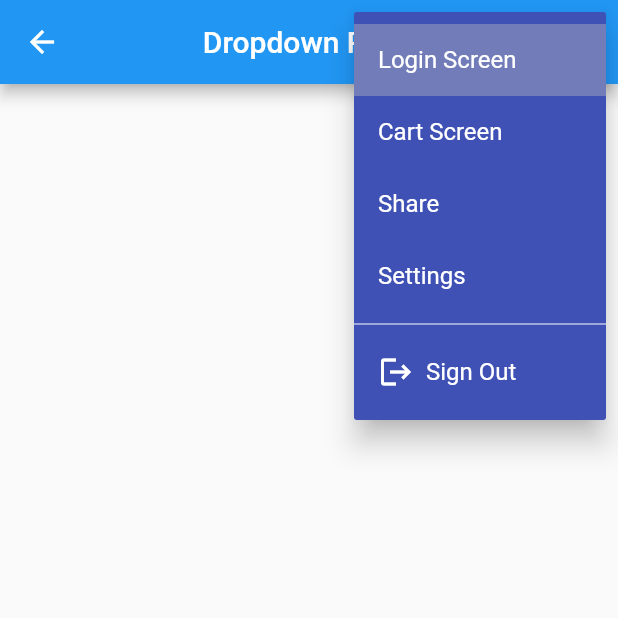
After one commit to alyssaharvey3/flutter-ui-templates-design, a Flutter app: the DropDown screen opened directly, after a tap on the "more vert" icon, on a phone screen of 412 x 824 dp, the top half of it. The commit adds this screen. Run offline on Flutter 3.47's test engine with Material 2 defaults, Android fonts, the phone set to English and light mode, and no system bars; our stand-ins replace flutter_spinkit, font_awesome_flutter, getwidget, lottie, salomon_bottom_bar.

Commit message:
#22 Fixed Dropdown Menu

```diff
--- a/lib/dashboard.dart
+++ b/lib/dashboard.dart
@@ -2,6 +2,7 @@ import 'package:flutter/material.dart';
 import 'package:templates/packages/bottom_navigation_bar/bottom_navigation_bar.dart';
 import 'package:templates/packages/cart_screen/cart_screen.dart';
 import 'package:templates/packages/drawer/drawer.dart';
+import 'package:templates/packages/dropdown/dropdown.dart';
 
 class MyHomePage extends StatefulWidget {
   const MyHomePage({Key? key, required this.title}) : super(key: key);
@@ -33,7 +34,11 @@ class _MyHomePageState extends State<MyHomePage> {
                 ElevatedButton(onPressed: (){Navigator.push(
                   context,
                   MaterialPageRoute(builder: (context) => const BottomNavigationBarUI()),
-                );}, child: Text('Bottom Navigation Bar'))
+                );}, child: Text('Bottom Navigation Bar')),
+                ElevatedButton(onPressed: (){Navigator.push(
+                  context,
+                  MaterialPageRoute(builder: (context) =>  DropDown()),
+                );}, child: Text('DropDown Menu')),
               ],
             ),
           ), // This trailing comma makes auto-formatting nicer for build methods.
--- /dev/null
+++ b/lib/packages/dropdown/dropdown.dart
@@ -0,0 +1,85 @@
+import 'package:flutter/material.dart';
+import 'package:templates/packages/cart_screen/cart_screen.dart';
+import 'settingPage.dart';
+import 'sharePage.dart';
+import 'package:templates/packages/login_screen/login.dart';
+
+class DropDown extends StatelessWidget {
+  @override
+  Widget build(BuildContext context) => Scaffold(
+    appBar: AppBar(
+      title: Text('Dropdown Page'),
+      centerTitle: true,
+      actions: [
+        Theme(
+          data: Theme.of(context).copyWith(
+            dividerColor: Colors.white,
+            iconTheme: IconThemeData(color: Colors.white),
+            textTheme: TextTheme().apply(bodyColor: Colors.white),
+          ),
+          child: PopupMenuButton<int>(
+            initialValue: 0,
+            color: Colors.indigo,
+            onSelected: (item) => onSelected(context, item),
+            itemBuilder: (context) => [
+              const PopupMenuItem<int>(
+                value: 0,
+                child: Text('Login Screen'),
+              ),
+              const PopupMenuItem<int>(
+                value: 1,
+                child: Text('Cart Screen'),
+              ),
+              const PopupMenuItem<int>(
+                value: 2,
+                child: Text('Share'),
+              ),
+              const PopupMenuItem<int>(
+                value: 3,
+                child: Text('Settings'),
+              ),
+              const PopupMenuDivider(),
+              PopupMenuItem<int>(
+                value: 4,
+                child: Row(
+                  children: const [
+                    Icon(Icons.logout),
+                    SizedBox(width: 8),
+                    Text('Sign Out'),
+                  ],
+                ),
+              ),
+            ],
+          ),
+        ),
+      ],
+    ),
+  );
+
+  void onSelected(BuildContext context, int item) {
+    switch (item) {
+      case 0:
+        Navigator.of(context).push(
+          MaterialPageRoute(builder: (context) => LoginScreen()),
+        );
+        break;
+      case 1:
+        Navigator.of(context).push(
+          MaterialPageRoute(builder: (context) => CartScreen()),
+        );
+        break;
+      case 2:
+        Navigator.of(context).push(
+          MaterialPageRoute(builder: (context) => SharePage()),
+        );
+        break;
+      case 3:
+        Navigator.of(context).push(
+          MaterialPageRoute(builder: (context) => SettingPage()),
+        );
+        break;
+      case 4:
+        Navigator.pop(context);
+    }
+  }
+}
```
Also changed, not shown: lib/packages/dropdown/settingPage.dart (added, +13 -0 lines), lib/packages/dropdown/sharePage.dart (added, +13 -0 lines).
